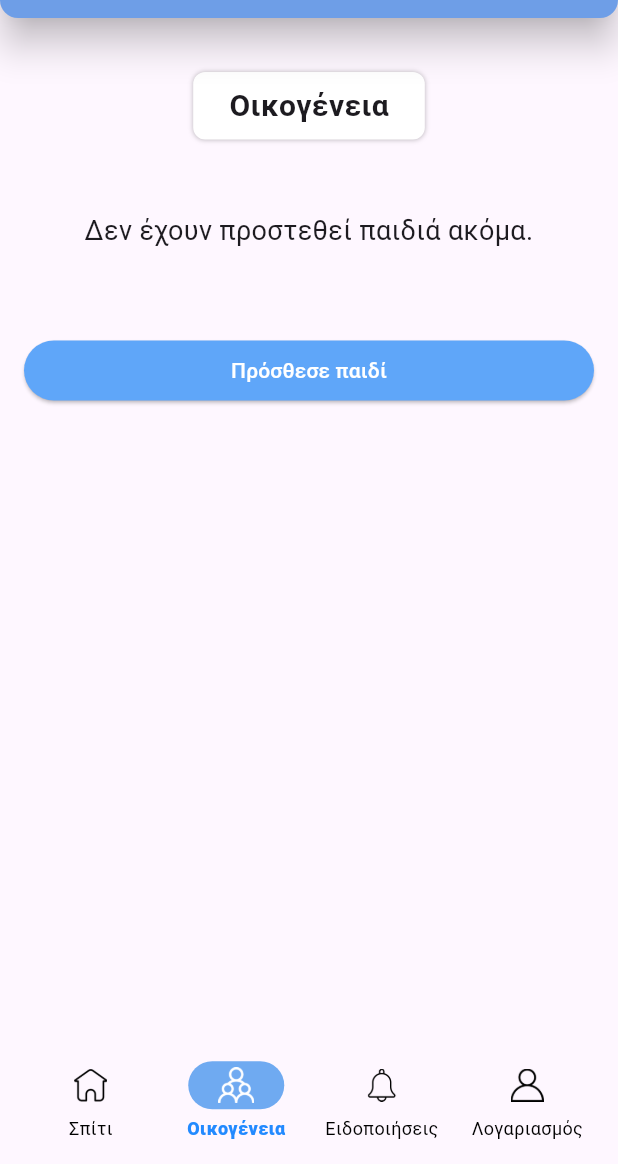
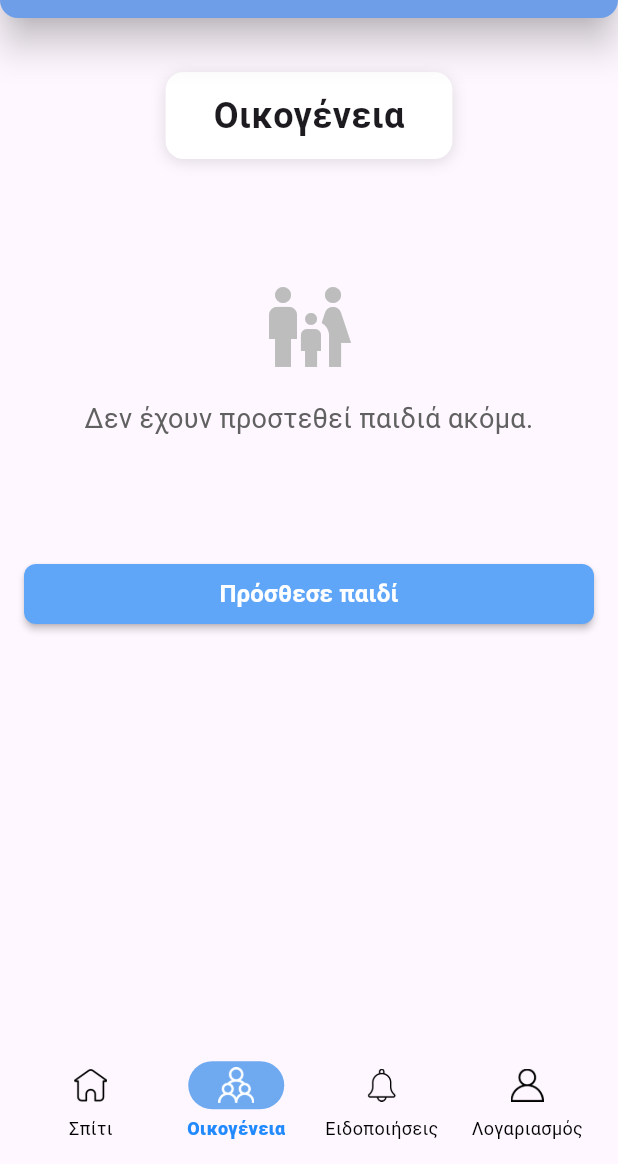
Before and after one commit to giwrgosisf/CyShield, a Flutter app: the FamilyScreen screen opened by its route, on a phone screen of 412 x 824 dp, the part 72-1236 px from its top. Run offline on Flutter 3.47's test engine with Material 3 defaults, Android fonts, the light colour scheme and no system bars; our stand-ins replace bloc, cloud_firestore, equatable, firebase_auth, firebase_core, firebase_messaging and 4 more; missing offline and left inert: dart:ffi; accounts and stored records are empty; generated files the repository leaves out were written again; network calls fail.

Commit message:
updated family screen

```diff
--- a/guardians_app/lib/presentation/screens/family_screen.dart
+++ b/guardians_app/lib/presentation/screens/family_screen.dart
@@ -53,37 +53,54 @@ class FamilyScreen extends StatelessWidget {
                   Center(
                     child: Container(
                       padding: const EdgeInsets.symmetric(
-                        vertical: 8,
-                        horizontal: 24,
+                        vertical: 12,
+                        horizontal: 32,
                       ),
                       decoration: BoxDecoration(
                         color: Colors.white,
-                        borderRadius: BorderRadius.circular(8),
+                        borderRadius: BorderRadius.circular(12),
                         boxShadow: const [
-                          BoxShadow(color: Colors.black26, blurRadius: 2),
+                          BoxShadow(
+                            color: Colors.black12,
+                            blurRadius: 8,
+                            offset: Offset(0, 2),
+                          ),
                         ],
                       ),
                       child: const Text(
                         'Οικογένεια',
                         style: TextStyle(
-                          fontSize: 20,
+                          fontSize: 24,
                           fontWeight: FontWeight.bold,
                         ),
                       ),
                     ),
                   ),
-                  const SizedBox(height: 24),
+                  const SizedBox(height: 32),
                   if (kids.isEmpty) ...[
                     Center(
                       child: Padding(
                         padding: const EdgeInsets.symmetric(
                           horizontal: 24,
-                          vertical: 24,
+                          vertical: 48,
                         ),
-                        child: Text(
-                          'Δεν έχουν προστεθεί παιδιά ακόμα.',
-                          style: const TextStyle(fontSize: 18),
-                          textAlign: TextAlign.center,
+                        child: Column(
+                          children: [
+                            Icon(
+                              Icons.family_restroom,
+                              size: 64,
+                              color: Colors.grey[400],
+                            ),
+                            const SizedBox(height: 16),
+                            Text(
+                              'Δεν έχουν προστεθεί παιδιά ακόμα.',
+                              style: TextStyle(
+                                fontSize: 18,
+                                color: Colors.grey[700],
+                              ),
+                              textAlign: TextAlign.center,
+                            ),
+                          ],
                         ),
                       ),
                     ),
@@ -97,6 +114,7 @@ class FamilyScreen extends StatelessWidget {
                             crossAxisCount: 2,
                             crossAxisSpacing: 16,
                             mainAxisSpacing: 16,
+                            childAspectRatio: 0.85,
                           ),
                       itemBuilder: (context, index) {
                         final kid = kids[index];
@@ -119,10 +137,19 @@ class FamilyScreen extends StatelessWidget {
                           () => Navigator.pushNamed(context, '/add_child_info'),
                       style: ElevatedButton.styleFrom(
                         backgroundColor: AppTheme.primary,
+                        foregroundColor: Colors.white,
+                        elevation: 2,
+                        shape: RoundedRectangleBorder(
+                          borderRadius: BorderRadius.circular(8),
+                        ),
                       ),
                       child: const Text(
                         'Πρόσθεσε παιδί',
-                        style: TextStyle(color: Colors.white),
+                        style: TextStyle(
+                          color: Colors.white,
+                          fontSize: 16,
+                          fontWeight: FontWeight.w600,
+                        ),
                       ),
                     ),
                   ),
```
Also changed, not shown: guardians_app/lib/presentation/widgets/kid_card.dart (+21 -11 lines).
